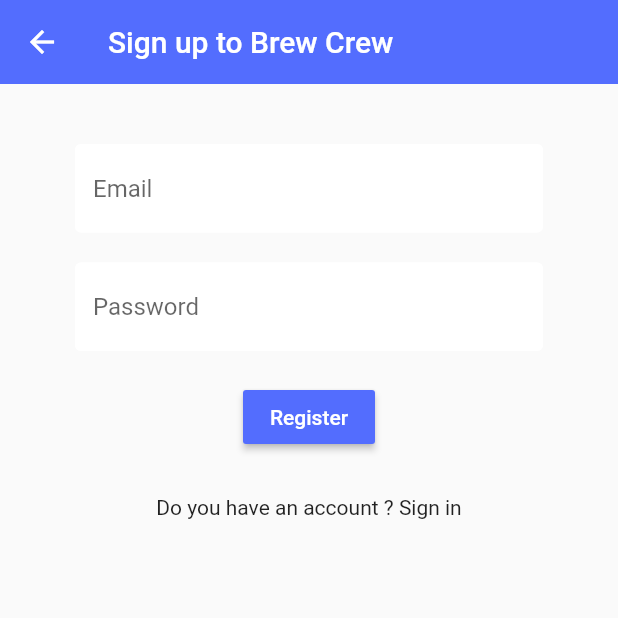
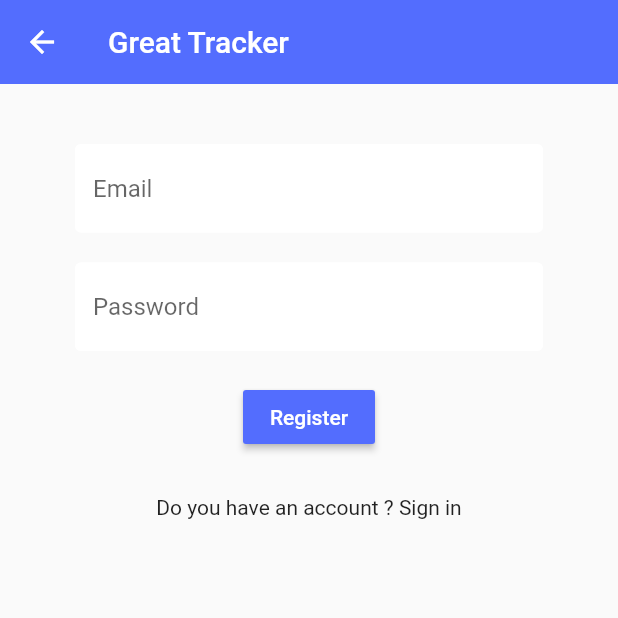
Before and after one commit to erenacikbas/time_management_app, a Flutter app: the RegisterScreen screen opened directly, on a phone screen of 412 x 824 dp, the top half of it. Run offline on Flutter 3.47's test engine with Material 2 defaults, Android fonts, the phone set to English and light mode, and no system bars; our stand-ins replace firebase_auth, firebase_core, shared_preferences; accounts and stored records are empty.

```diff
--- a/lib/application_layer/auth/login/login_screen.dart
+++ b/lib/application_layer/auth/login/login_screen.dart
@@ -47,7 +47,7 @@ class _LoginScreenState extends State<LoginScreen> {
           appBar: AppBar(
             backgroundColor: Colors.indigoAccent,
             elevation: 0.0,
-            title: Text("Sign in to Great Tracker"),
+            title: Text("Great Tracker"),
             // actions: <Widget>[
             //   FlatButton.icon(
             //     icon: Icon(Icons.person),
--- a/lib/application_layer/auth/register/register_screen.dart
+++ b/lib/application_layer/auth/register/register_screen.dart
@@ -29,7 +29,7 @@ class _RegisterScreenState extends State<RegisterScreen> {
             appBar: AppBar(
               backgroundColor: Colors.indigoAccent,
               elevation: 0.0,
-              title: Text("Sign up to Brew Crew"),
+              title: Text("Great Tracker"),
               // actions: <Widget>[
               //   FlatButton.icon(
               //     icon: Icon(Icons.person),
```
Also changed, not shown: 3 other files.
